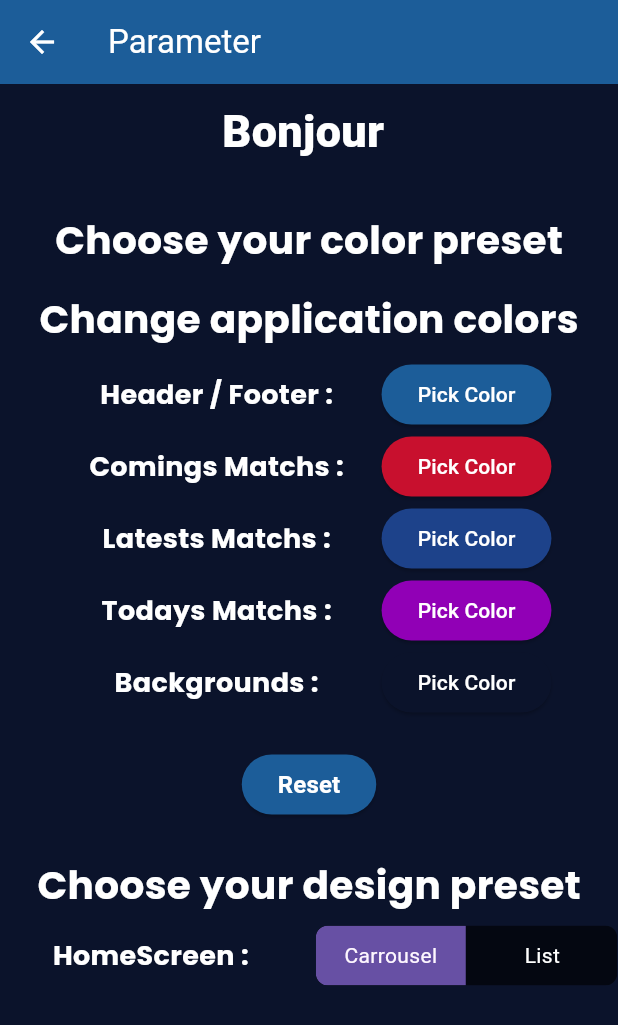
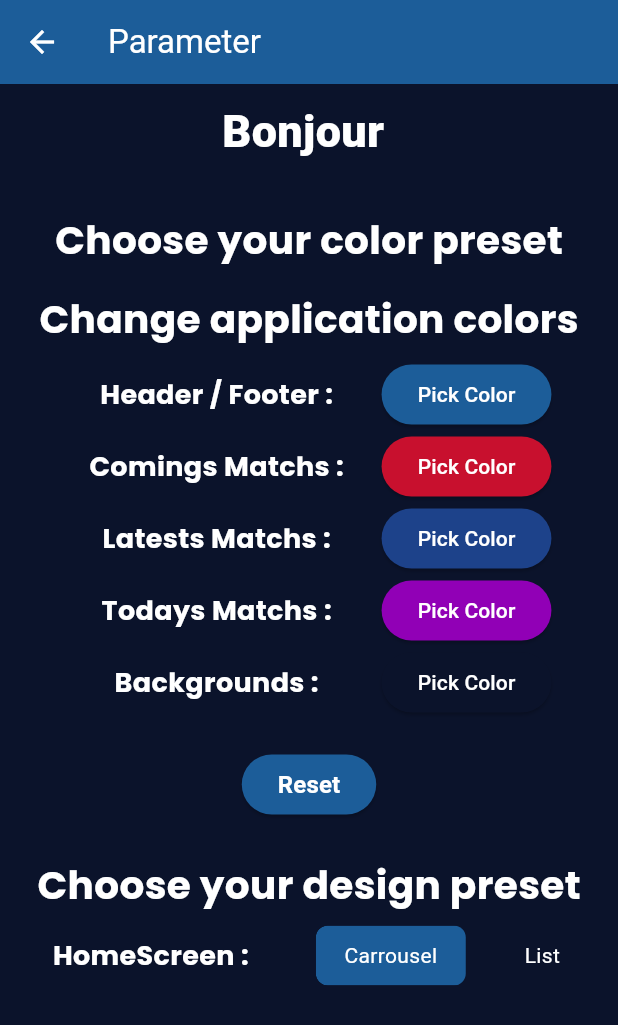
Before and after one commit to cp-23eth/sports_api_app, a Flutter app: the Parameter screen opened directly with empty values, on a phone screen of 412 x 824 dp. Shown: the top 1025 px of the screen. Run offline on Flutter 3.47's test engine with Material 3 defaults, Android fonts, the phone set to English and light mode, and no system bars; drawn by our look-alikes of toggle_switch; our stand-ins replace carousel_slider, equatable, flutter_colorpicker, flutter_svg, google_fonts, loading_indicator and 1 more; network calls fail.

Commit message:
Refactor team navigation and favorite team handling in detail match and teams screens

```diff
--- a/packages/component_library/lib/src/team_list.dart
+++ b/packages/component_library/lib/src/team_list.dart
@@ -61,7 +61,6 @@ class _TeamListState extends State<TeamList> {
               players: widget.players,
               stadium: widget.stadium[widget.team.teamId - 1],
               statsTeam: widget.statsTeam[widget.team.teamId - 1],
-              favouriteTeam: _favoriteTeam,
             ),
           ),
         ),
--- a/packages/features/sports_list/lib/src/screens/parameter.dart
+++ b/packages/features/sports_list/lib/src/screens/parameter.dart
@@ -208,11 +208,21 @@ class _ParameterState extends State<Parameter> {
                     ),
                     const SizedBox(width: 10),
                     ToggleSwitch(
+                      radiusStyle: true,
                       initialLabelIndex:
                           state.user.homeScreenDesign == 'List' ? 1 : 0,
                       totalSwitches: 2,
                       minWidth: 100,
-                      inactiveFgColor: Colors.white,
+                      inactiveFgColor: ThemeData.estimateBrightnessForColor(
+                                  Parameter.backgroundColor) ==
+                              Brightness.light
+                          ? Colors.black
+                          : Colors.white,
+                      activeFgColor: ThemeData.estimateBrightnessForColor(
+                                  Parameter.headerFooterColor) ==
+                              Brightness.light
+                          ? Colors.black
+                          : Colors.white,
                       labels: const ['Carrousel', 'List'],
                       onToggle: (index) {
                         setState(() {
@@ -223,6 +233,8 @@ class _ParameterState extends State<Parameter> {
                           }
                         });
                       },
+                      activeBgColor: [Parameter.headerFooterColor],
+                      inactiveBgColor: Parameter.backgroundColor,
                     )
                   ],
                 ),
```
Also changed, not shown: packages/component_library/lib/src/detail_match.dart (+27 -24 lines), packages/features/sports_list/lib/src/screens/teams_screen.dart (+16 -3 lines).
